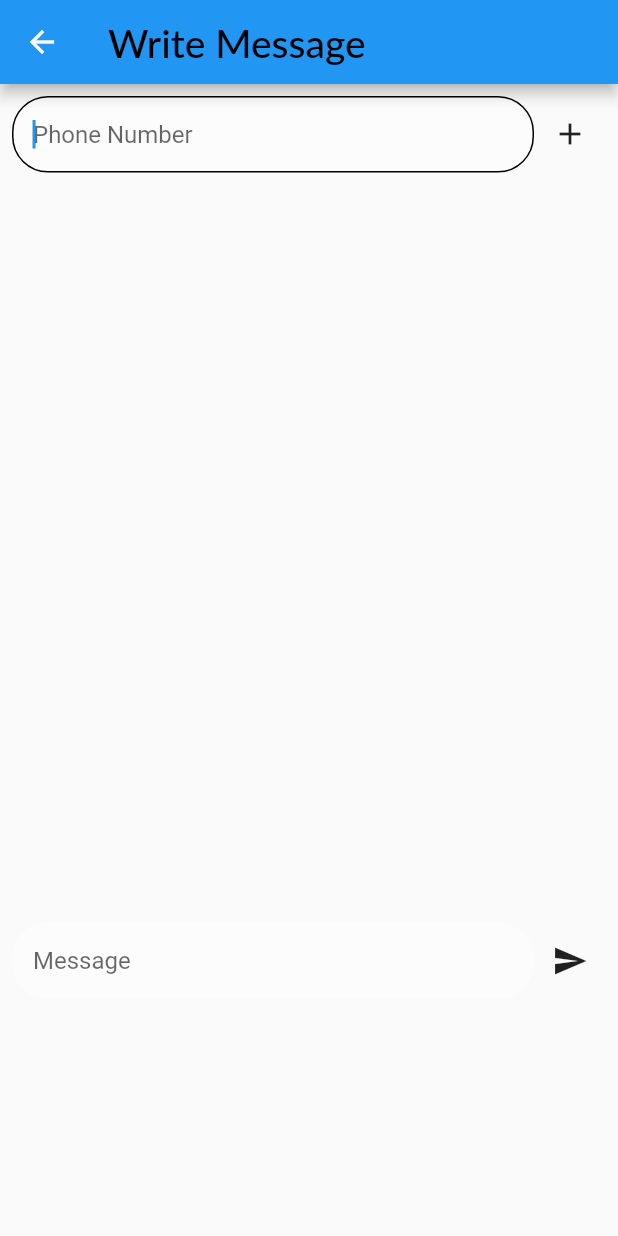
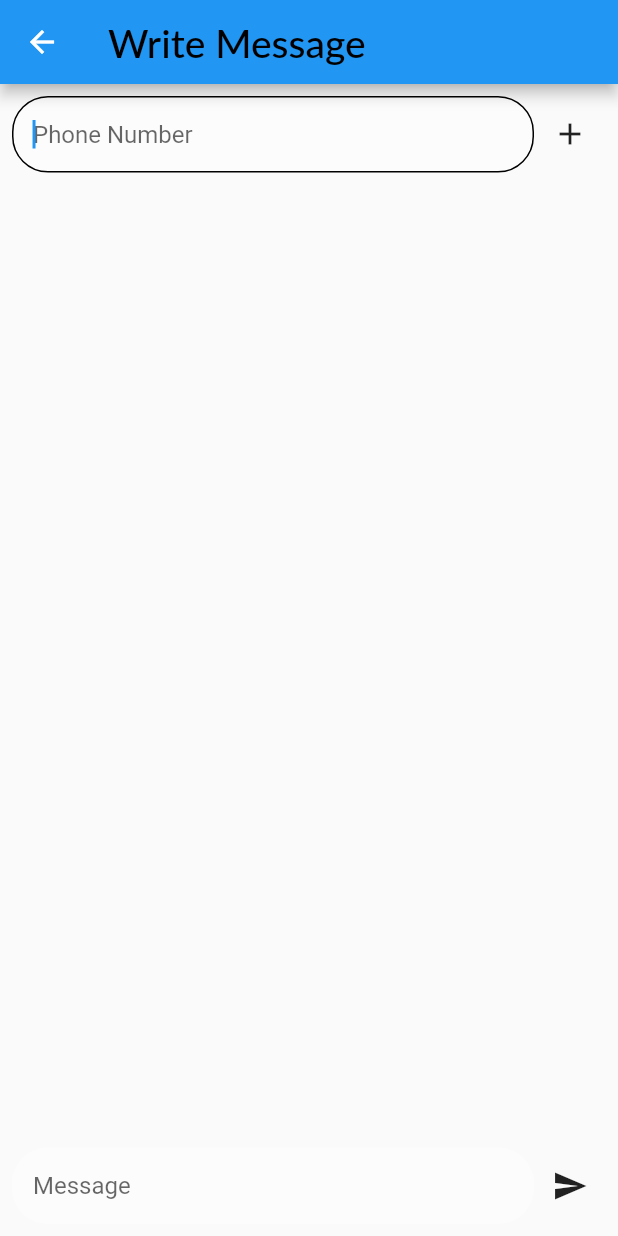
Before and after one commit to abdissa-png/Flutter-Sms-app, a Flutter app: the CreateMessage screen opened directly, on a phone screen of 412 x 824 dp. Run offline on Flutter 3.47's test engine with Material 2 defaults, Android fonts, the phone set to English and light mode, and no system bars; our stand-ins replace permission_handler; missing offline and left inert: flutter_sms, flutter_sms_inbox, fluttercontactpicker; Roboto replaces fonts that are missing (Lato).

Commit message:
responsive and some improvements

```diff
--- a/lib/createMessage.dart
+++ b/lib/createMessage.dart
@@ -1,7 +1,6 @@
 import 'package:flutter/material.dart';
 import 'package:fluttercontactpicker/fluttercontactpicker.dart';
 import 'package:flutter_sms/flutter_sms.dart';
-import 'homepage.dart';
 
 class CreateMessage extends StatefulWidget {
   const CreateMessage({Key? key}) : super(key: key);
@@ -19,12 +18,12 @@ class _CreateMessageState extends State<CreateMessage> {
     return Scaffold(
       appBar: AppBar(
           leading: IconButton(
-            icon: Icon(Icons.arrow_back_sharp),
+            icon: const Icon(Icons.arrow_back_sharp),
             onPressed: () {
               Navigator.pop(context);
             },
           ),
-          title: Text(
+          title: const Text(
             "Write Message",
             style: TextStyle(
                 fontFamily: "Lato",
@@ -32,12 +31,33 @@ class _CreateMessageState extends State<CreateMessage> {
                 color: Colors.black,
                 fontWeight: FontWeight.w500),
           )),
-      body: Padding(
+      body: LayoutBuilder(builder: (context, constraints) {
+        return SingleChildScrollView(
+          child: ConstrainedBox(
+            constraints: BoxConstraints(
+              minHeight: constraints.maxHeight,
+              maxHeight: double.infinity,
+            ),
+            child: Padding(
               padding: const EdgeInsets.all(8.0),
-        child: SingleChildScrollView(
               child: Column(
-            // mainAxisAlignment: MainAxisAlignment.spaceBetween,
+                mainAxisAlignment: MainAxisAlignment.spaceBetween,
                 children: [
+                  Column(
+                    children: [
+                      Wrap(
+                        spacing: 8.0,
+                        children: receivers.keys.map((number) {
+                          return InputChip(
+                            label: Text('${receivers[number]}'),
+                            onDeleted: () {
+                              setState(() {
+                                receivers.remove(number);
+                              });
+                            },
+                          );
+                        }).toList(),
+                      ),
                       Row(
                         children: [
                           Expanded(
@@ -51,36 +71,37 @@ class _CreateMessageState extends State<CreateMessage> {
                                 isDense: true,
                                 hintText: 'Phone Number',
                                 enabledBorder: OutlineInputBorder(
-                          borderSide: BorderSide(
+                                  borderSide: const BorderSide(
                                     width: 1,
                                     color: Color(0x00000000),
                                   ),
                                   borderRadius: BorderRadius.circular(24),
                                 ),
                                 focusedBorder: OutlineInputBorder(
-                          borderSide: BorderSide(
+                                  borderSide: const BorderSide(
                                     width: 1,
                                   ),
                                   borderRadius: BorderRadius.circular(24),
                                 ),
                                 errorBorder: OutlineInputBorder(
-                          borderSide: BorderSide(
+                                  borderSide: const BorderSide(
                                     color: Color(0x00000000),
                                     width: 1,
                                   ),
                                   borderRadius: BorderRadius.circular(24),
                                 ),
                                 focusedErrorBorder: OutlineInputBorder(
-                          borderSide: BorderSide(
+                                  borderSide: const BorderSide(
                                     color: Color(0x00000000),
                                     width: 1,
                                   ),
                                   borderRadius: BorderRadius.circular(24),
                                 ),
                                 filled: true,
-                        fillColor: Color(0x7FFFFFFF),
+                                fillColor: const Color(0x7FFFFFFF),
                                 contentPadding:
-                            EdgeInsetsDirectional.fromSTEB(14, 16, 24, 16),
+                                    const EdgeInsetsDirectional.fromSTEB(
+                                        14, 16, 24, 16),
                               ),
                               validator: (value) {
                                 if (value == null || value.isEmpty) {
@@ -93,26 +114,20 @@ class _CreateMessageState extends State<CreateMessage> {
                           IconButton(
                               onPressed: () async {
                                 final PhoneContact contact =
-                            await FlutterContactPicker.pickPhoneContact();
+                                    await FlutterContactPicker
+                                        .pickPhoneContact();
                                 final number = contact.phoneNumber?.number;
                                 final name = contact.fullName;
                                 if (number != Null) {
-                          // print(contact.phoneNumber?.number);
+                                  setState(() {
                                     receivers[number!] = name;
-                          setState(() {
-                            _phoneNumbers.text = "";
-                            for (var key in receivers.keys) {
-                              _phoneNumbers.text +=
-                                  "${receivers[key]}:   $key\n";
-                            }
                                   });
                                 }
                               },
-                      icon: Icon(Icons.add))
+                              icon: const Icon(Icons.add))
                         ],
                       ),
-              SizedBox(
-                height: 500,
+                    ],
                   ),
                   Row(
                     children: [
@@ -127,36 +142,37 @@ class _CreateMessageState extends State<CreateMessage> {
                             isDense: true,
                             hintText: 'Message',
                             enabledBorder: OutlineInputBorder(
-                          borderSide: BorderSide(
+                              borderSide: const BorderSide(
                                 color: Color(0x00000000),
                                 width: 1,
                               ),
                               borderRadius: BorderRadius.circular(24),
                             ),
                             focusedBorder: OutlineInputBorder(
-                          borderSide: BorderSide(
+                              borderSide: const BorderSide(
                                 width: 1,
                               ),
                               borderRadius: BorderRadius.circular(24),
                             ),
                             errorBorder: OutlineInputBorder(
-                          borderSide: BorderSide(
+                              borderSide: const BorderSide(
                                 color: Color(0x00000000),
                                 width: 1,
                               ),
                               borderRadius: BorderRadius.circular(24),
                             ),
                             focusedErrorBorder: OutlineInputBorder(
-                          borderSide: BorderSide(
+                              borderSide: const BorderSide(
                                 color: Color(0x00000000),
                                 width: 1,
                               ),
                               borderRadius: BorderRadius.circular(24),
                             ),
                             filled: true,
-                        fillColor: Color(0x7FFFFFFF),
+                            fillColor: const Color(0x7FFFFFFF),
                             contentPadding:
-                            EdgeInsetsDirectional.fromSTEB(14, 16, 24, 16),
+                                const EdgeInsetsDirectional.fromSTEB(
+                                    14, 16, 24, 16),
                           ),
                           validator: (value) {
                             if (value == null || value.isEmpty) {
@@ -167,22 +183,41 @@ class _CreateMessageState extends State<CreateMessage> {
                         ),
                       ),
                       IconButton(
-                      onPressed: () {
-                        sendSMS(
+                          onPressed: () async {
+                            if (_message.text != '' || receivers != {}) {
+                              bool result = false;
+                              Set recipients = {};
+                              recipients.addAll(receivers.keys.toList());
+                              _phoneNumbers.text != ""
+                                  ? recipients.add(_phoneNumbers.text)
+                                  : null;
+                              await sendSMS(
                                       sendDirect: true,
                                       message: _message.text,
-                                recipients: receivers.keys.toList())
+                                      recipients: List.from(recipients))
                                   .catchError((onError) {
+                                ScaffoldMessenger.of(context)
+                                    .showSnackBar(const SnackBar(
+                                  content: Text("Message is not sent"),
+                                  duration: Duration(seconds: 1),
+                                ));
                                 return Future.error(onError.toString());
                               }).then((value) {
-                          ScaffoldMessenger.of(context).showSnackBar(SnackBar(
+                                result = true;
+                                ScaffoldMessenger.of(context)
+                                    .showSnackBar(const SnackBar(
                                   content: Text("Message is sent"),
                                   duration: Duration(seconds: 1),
                                 ));
+                              });
+                              if (result) {
+                                Future.delayed(const Duration(seconds: 2), () {
                                   Navigator.pop(context);
                                 });
+                              }
+                            }
                           },
-                      icon: Icon(Icons.send))
+                          icon: const Icon(Icons.send))
                     ],
                   )
                 ],
@@ -190,5 +225,7 @@ class _CreateMessageState extends State<CreateMessage> {
             ),
           ),
         );
+      }),
+    );
   }
 }
```
Also changed, not shown: lib/homepage.dart (+14 -28 lines), lib/message.dart (+39 -28 lines). Lines whose indentation alone changed are shown as unchanged.
